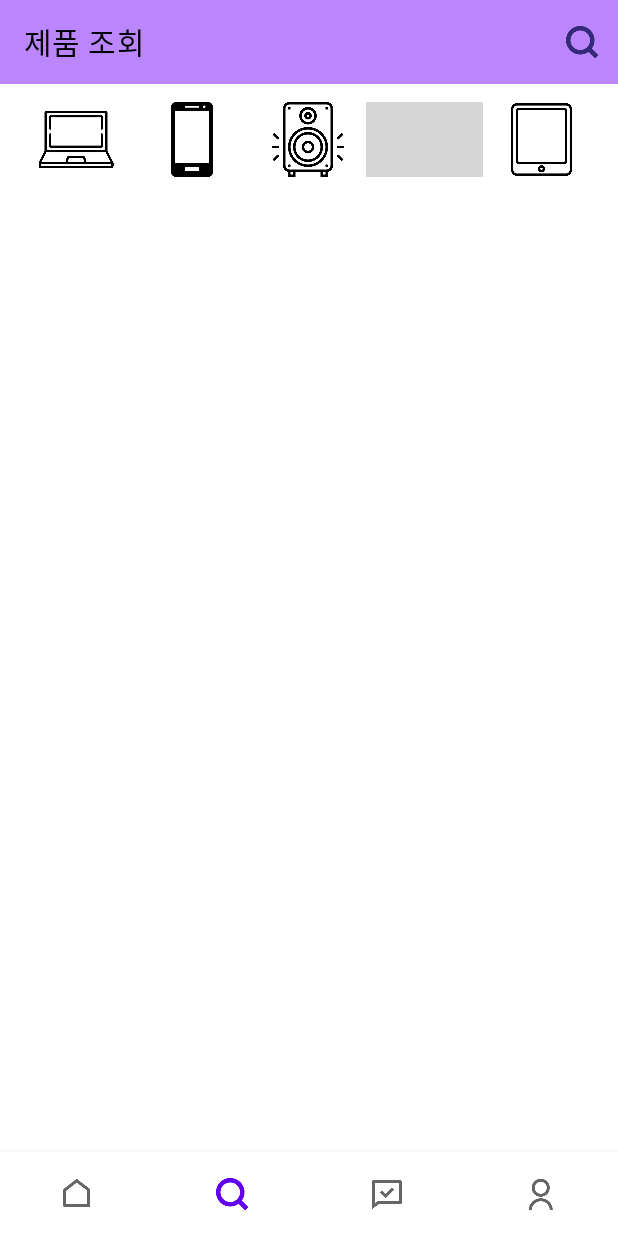
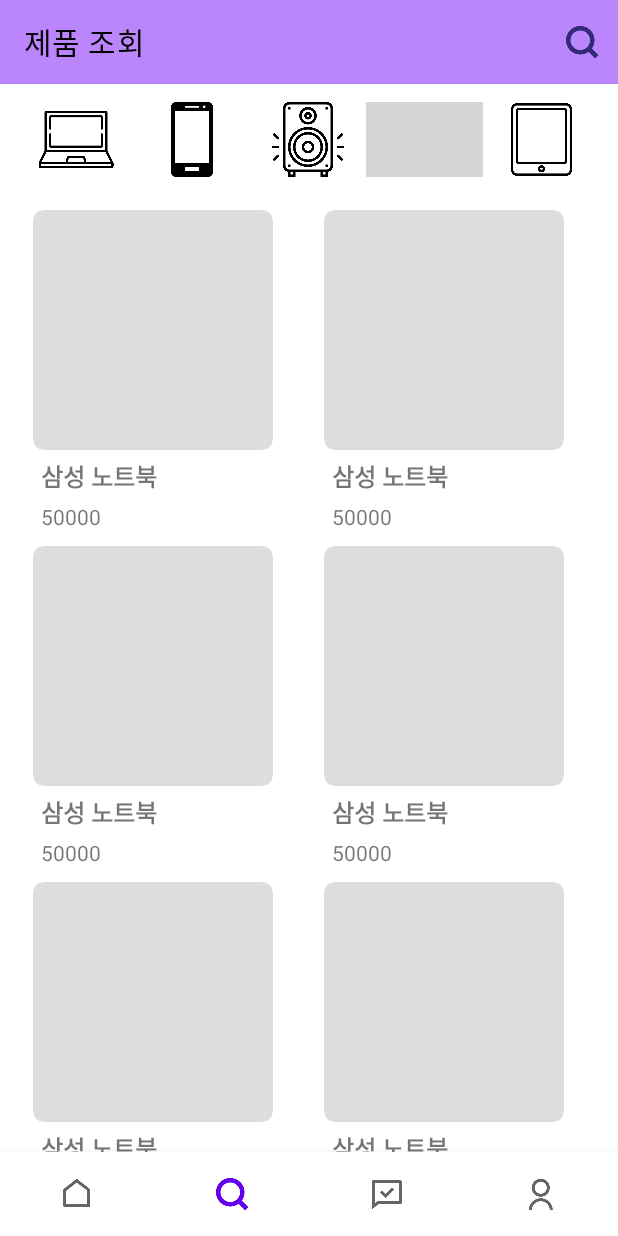
Before and after one commit to UMC-GetIT/GetIT-android, an Android app: the SearchFragment screen opened through its navigation route, on a phone screen of 412 x 824 dp. Run offline under Robolectric (Android 15) with nearby library versions, the phone set to English and light mode, and no system bars; our stand-ins replace navigation-ui; grey boxes are pictures that could not be loaded.

Commit message:
[FEAT] 제품 조회, 제품 상세

```diff
--- a/GetIT/app/src/main/java/com/getit/getit/ui/main/search/ProductDetailActivity.kt
+++ b/GetIT/app/src/main/java/com/getit/getit/ui/main/search/ProductDetailActivity.kt
@@ -27,8 +27,8 @@ class ProductDetailActivity: AppCompatActivity() {
             add(Reviews("이름1", "리뷰내용리뷰내용리뷰내용리뷰내용리뷰내용리뷰내용"))
         }
 
-        val testRVAdatpter = ReviewRVAdatpter(reviewDatas)
-        binding.productDetailReviewRv.adapter = testRVAdatpter
+        val reviewRVAdatpter = ReviewRVAdatpter(reviewDatas)
+        binding.productDetailReviewRv.adapter = reviewRVAdatpter
         binding.productDetailReviewRv.layoutManager = LinearLayoutManager(this, LinearLayoutManager.VERTICAL, false)
 
     }
--- /dev/null
+++ b/GetIT/app/src/main/java/com/getit/getit/ui/main/search/Products.kt
@@ -0,0 +1,6 @@
+package com.getit.getit.ui.main.search
+
+data class Products(
+    var name: String? = "",
+    var price: Int? = null
+)
--- a/GetIT/app/src/main/java/com/getit/getit/ui/main/search/SearchFragment.kt
+++ b/GetIT/app/src/main/java/com/getit/getit/ui/main/search/SearchFragment.kt
@@ -1,6 +1,8 @@
 package com.getit.getit.ui.main.search
 
 import android.content.Intent
+import androidx.recyclerview.widget.GridLayoutManager
+import androidx.recyclerview.widget.LinearLayoutManager
 import com.getit.getit.R
 import com.getit.getit.databinding.FragmentSearchBinding
 import com.getit.getit.ui.BaseFragment
@@ -10,6 +12,24 @@ class SearchFragment(): BaseFragment<FragmentSearchBinding>(FragmentSearchBindin
 
     override fun initAfterBinding() {
         binding.toolbar.root.title = "제품 조회"
+
+        var productDatas = ArrayList<Products>()
+        // 더미데이터
+        productDatas.apply {
+            add(Products("삼성 노트북", 50000))
+            add(Products("삼성 노트북", 50000))
+            add(Products("삼성 노트북", 50000))
+            add(Products("삼성 노트북", 50000))
+            add(Products("삼성 노트북", 50000))
+            add(Products("삼성 노트북", 50000))
+            add(Products("삼성 노트북", 50000))
+            add(Products("삼성 노트북", 50000))
+        }
+
+        val searchRVAdatpter = SearchRVAdapter(productDatas)
+        binding.searchProductRv.adapter = searchRVAdatpter
+        binding.searchProductRv.layoutManager = GridLayoutManager(context, 2)
+
         binding.laptopIb.setOnClickListener {
             startActivity(Intent(context, ProductDetailActivity::class.java))
         }
--- /dev/null
+++ b/GetIT/app/src/main/java/com/getit/getit/ui/main/search/SearchRVAdapter.kt
@@ -0,0 +1,29 @@
+package com.getit.getit.ui.main.search
+
+import android.view.LayoutInflater
+import android.view.ViewGroup
+import androidx.recyclerview.widget.RecyclerView
+import com.getit.getit.databinding.ItemSearchBinding
+
+class SearchRVAdapter(private val productList: ArrayList<Products>) : RecyclerView.Adapter<SearchRVAdapter.ViewHolder>(){
+
+    override fun onCreateViewHolder(viewGroup: ViewGroup, viewType: Int): SearchRVAdapter.ViewHolder {
+        val binding: ItemSearchBinding = ItemSearchBinding.inflate(LayoutInflater.from(viewGroup.context), viewGroup, false)
+        return ViewHolder(binding)
+    }
+
+    override fun onBindViewHolder(holder: SearchRVAdapter.ViewHolder, position: Int) {
+        // * position: index id
+        holder.bind(productList[position])
+    }
+
+    override fun getItemCount(): Int = productList.size
+
+    inner class ViewHolder(val binding: ItemSearchBinding): RecyclerView.ViewHolder(binding.root) {
+
+        fun bind(product: Products) {
+            binding.itemSearchProductNameTv.text = product.name
+            binding.itemSearchProductPriceTv.text = product.price.toString()
+        }
+    }
+}
--- a/GetIT/app/src/main/res/layout/fragment_search.xml
+++ b/GetIT/app/src/main/res/layout/fragment_search.xml
@@ -50,7 +50,6 @@
             android:layout_weight="1"
             android:scaleType="fitCenter"
             android:background="@color/transparent"
-            android:backgroundTint="@color/black"
             android:src="@drawable/pc_img"/>
         <ImageButton
             android:id="@+id/tablet_ib"
```
Also changed, not shown: GetIT/app/src/main/res/layout/fragment_product_detail.xml (+14 -0 lines).
